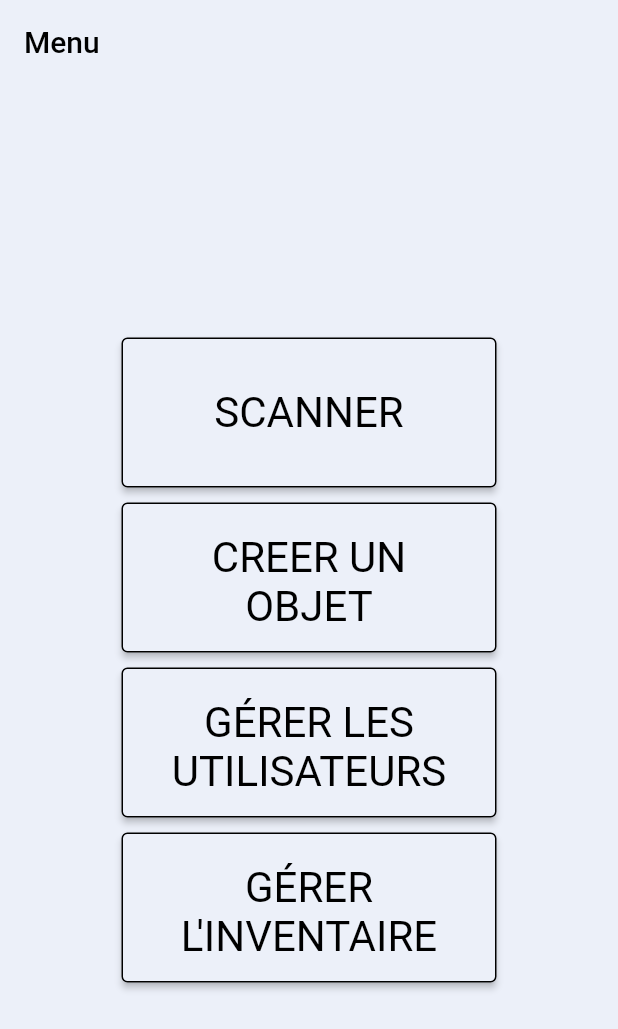
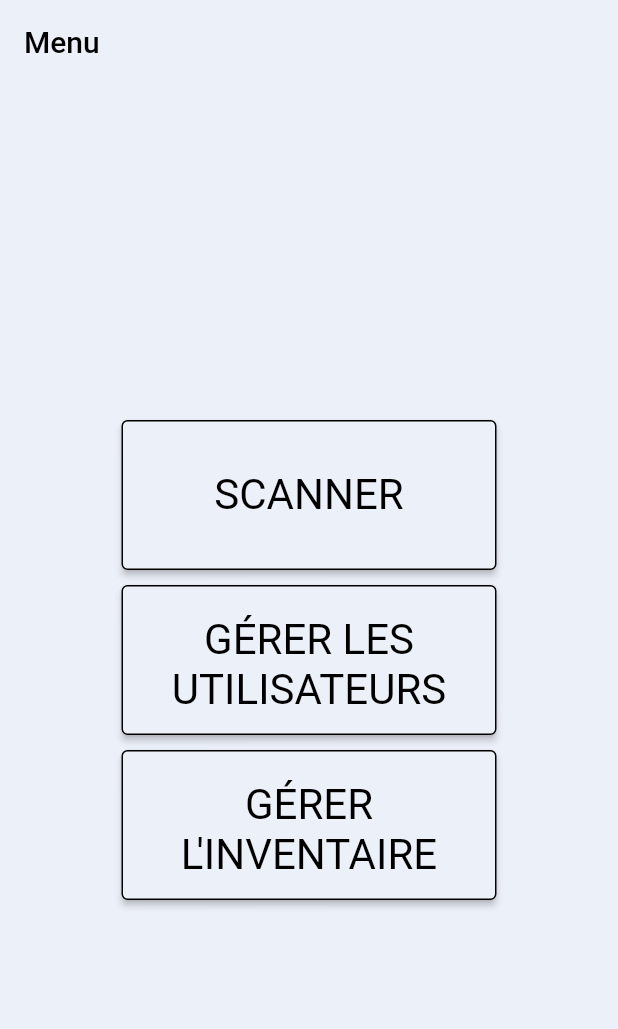
Before and after one commit to khrid/HES_646-2_Projects_GRIMM_Scanner, a Flutter app: the screen it shows after launch, on a phone screen of 412 x 824 dp. Shown: the top 1029 px of the screen. Run offline on Flutter 3.47's test engine with Material 2 defaults, Android fonts, the phone set to English and light mode, and no system bars; our stand-ins replace cloud_firestore, firebase_auth, firebase_core, qr_flutter; missing offline and left inert: flutter_barcode_scanner; accounts and stored records are empty.

Commit message:
ça marche

```diff
--- a/lib/pages/home.dart
+++ b/lib/pages/home.dart
@@ -47,12 +47,6 @@ class _HomeState extends State<Home> {
 
                     /*CustomHomeButton(title: "FAKE SCAN", onPressed: fakeScan),
                 const SizedBox(height: 10.0,),*/
-
-                    CustomHomeButton(
-                        title: "CREER UN OBJET", onPressed: createItem),
- const SizedBox(
-                      height: 10.0,
-                    ),
                     /*CustomHomeButton(title: "FAKE SCAN", onPressed: fakeScan),
                     const SizedBox(
                       height: 10.0,
@@ -86,11 +80,11 @@ class _HomeState extends State<Home> {
     });
   }
 
-  Future<void> createItem() async {
+  /*Future<void> createItem() async {
     setState(() {
       Navigator.pushNamed(context, CreateItemScreen.routeName);
     });
-  }
+  }*/
 
   Future<void> fakeScan() async {
     setState(() {
--- a/lib/pages/items_admin.dart
+++ b/lib/pages/items_admin.dart
@@ -4,6 +4,7 @@ import 'package:flutter/material.dart';
 import 'package:grimm_scanner/assets/constants.dart';
 import 'package:grimm_scanner/models/grimm_item.dart';
 
+import 'create_item.dart';
 import 'items_detail.dart';
 
 class ItemsAdmin extends StatefulWidget {
@@ -46,10 +47,8 @@ class _ItemsAdminState extends State<ItemsAdmin> {
   }
 
   Future<void> createItem() async {
-    ScaffoldMessenger.of(context).showSnackBar(const SnackBar(
-        content: Text("Todo ! Et désactiver avant démo si pas fait")));
     setState(() {
-      //Navigator.pushNamed(context, CreateAccountScreen.routeName);
+      Navigator.pushNamed(context, CreateItemScreen.routeName);
     });
   }
 
--- a/lib/pages/items_detail.dart
+++ b/lib/pages/items_detail.dart
@@ -146,7 +146,7 @@ class _ItemDetailState extends State<ItemDetail> {
     // set up the AlertDialog
     AlertDialog alert = AlertDialog(
       title: Text("Suppression de l'objet"),
-      content: Text("Etes vous vraiment sûr de vouloir supprimer cet objet?"),
+      content: Text("Êtes-vous vraiment sûr de vouloir supprimer cet objet ?"),
       actions: [
         cancelButton,
         continueButton,
```
